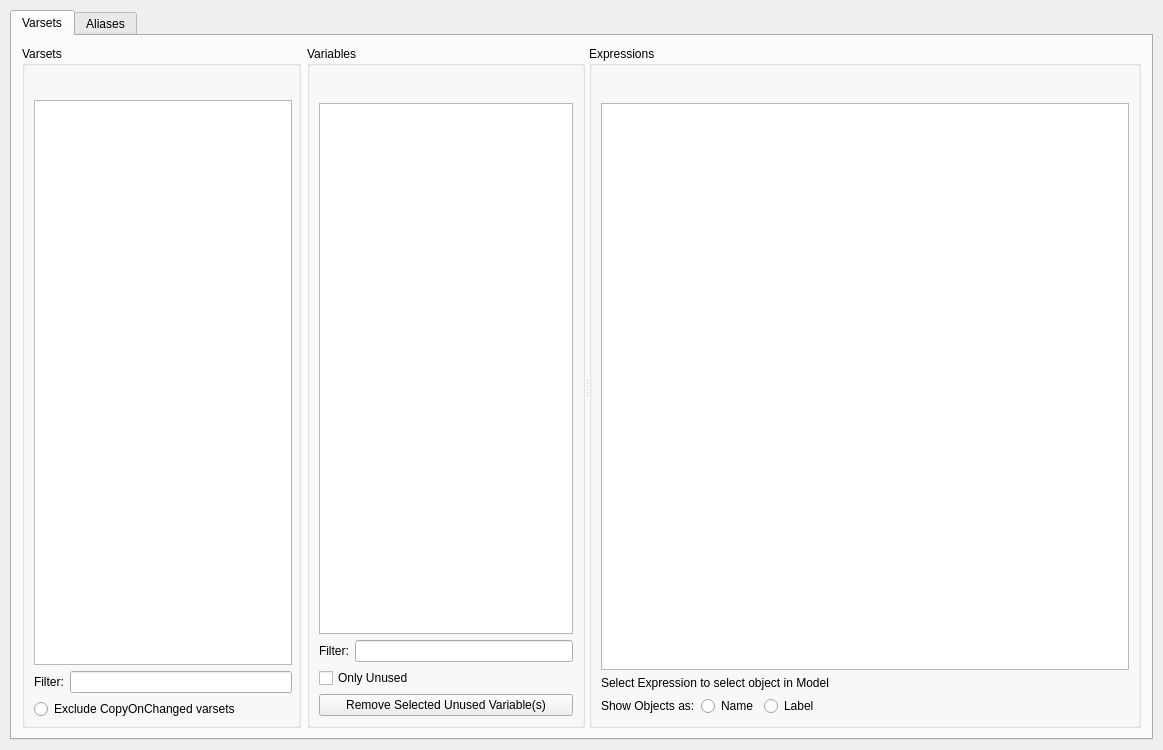
Old version of the form freecad/datamanager_wb/resources/ui/main_panel.ui in the repository royw/freecad_datamanager_workbench.
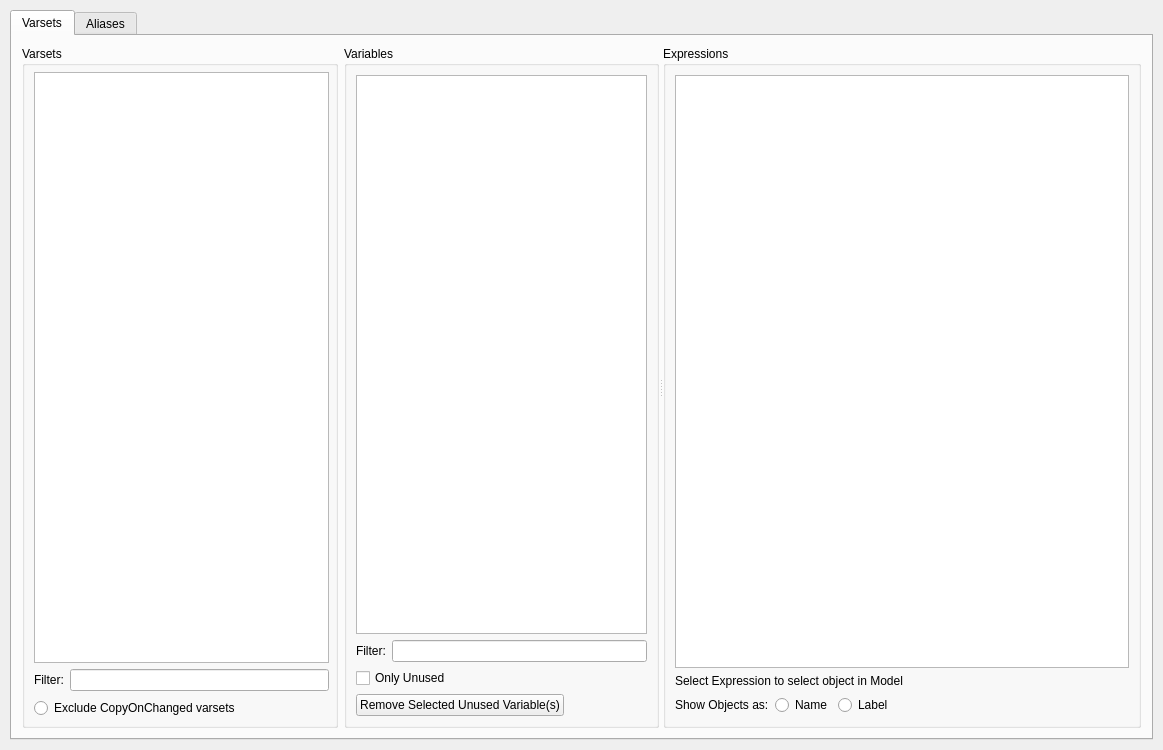
New version of the form.

Commit message: UI: move copy buttons to group bottom-right

Diff of the .ui file:
```diff
--- a/freecad/datamanager_wb/resources/ui/main_panel.ui
+++ b/freecad/datamanager_wb/resources/ui/main_panel.ui
@@ -91,39 +91,6 @@
               <property name="bottomMargin">
                <number>6</number>
               </property>
-              <item>
-               <layout class="QHBoxLayout" name="horizontalLayout_copy_varsets">
-                <item>
-                 <spacer name="horizontalSpacer_copy_varsets">
-                  <property name="orientation">
-                   <enum>Qt::Orientation::Horizontal</enum>
-                  </property>
-                  <property name="sizeHint" stdset="0">
-                   <size>
-                    <width>40</width>
-                    <height>20</height>
-                   </size>
-                  </property>
-                 </spacer>
-                </item>
-                <item>
-                 <widget class="QPushButton" name="copyAvailableVarsetsPushButton">
-                  <property name="enabled">
-                   <bool>false</bool>
-                  </property>
-                  <property name="toolTip">
-                   <string>Copy</string>
-                  </property>
-                  <property name="text">
-                   <string/>
-                  </property>
-                  <property name="flat">
-                   <bool>true</bool>
-                  </property>
-                 </widget>
-                </item>
-               </layout>
-              </item>
               <item>
                <widget class="QListWidget" name="avaliableVarsetsListWidget">
                 <property name="sizePolicy">
@@ -149,11 +116,44 @@
                </layout>
               </item>
               <item>
-               <widget class="QRadioButton" name="avaliableVarsetsExcludeClonesRadioButton">
-                <property name="text">
-                 <string>Exclude CopyOnChanged varsets</string>
-                </property>
-               </widget>
+               <layout class="QHBoxLayout" name="horizontalLayout_copy_varsets">
+                <item>
+                 <widget class="QRadioButton" name="avaliableVarsetsExcludeClonesRadioButton">
+                  <property name="text">
+                   <string>Exclude CopyOnChanged varsets</string>
+                  </property>
+                 </widget>
+                </item>
+                <item>
+                 <spacer name="horizontalSpacer_copy_varsets">
+                  <property name="orientation">
+                   <enum>Qt::Orientation::Horizontal</enum>
+                  </property>
+                  <property name="sizeHint" stdset="0">
+                   <size>
+                    <width>40</width>
+                    <height>20</height>
+                   </size>
+                  </property>
+                 </spacer>
+                </item>
+                <item>
+                 <widget class="QPushButton" name="copyAvailableVarsetsPushButton">
+                  <property name="enabled">
+                   <bool>false</bool>
+                  </property>
+                  <property name="toolTip">
+                   <string>Copy</string>
+                  </property>
+                  <property name="text">
+                   <string/>
+                  </property>
+                  <property name="flat">
+                   <bool>true</bool>
+                  </property>
+                 </widget>
+                </item>
+               </layout>
               </item>
              </layout>
             </widget>
@@ -170,39 +170,6 @@
               <string>Variables</string>
              </property>
              <layout class="QVBoxLayout" name="verticalLayout_2">
-              <item>
-               <layout class="QHBoxLayout" name="horizontalLayout_copy_variables">
-                <item>
-                 <spacer name="horizontalSpacer_copy_variables">
-                  <property name="orientation">
-                   <enum>Qt::Orientation::Horizontal</enum>
-                  </property>
-                  <property name="sizeHint" stdset="0">
-                   <size>
-                    <width>40</width>
-                    <height>20</height>
-                   </size>
-                  </property>
-                 </spacer>
-                </item>
-                <item>
-                 <widget class="QPushButton" name="copyVarsetVariablesPushButton">
-                  <property name="enabled">
-                   <bool>false</bool>
-                  </property>
-                  <property name="toolTip">
-                   <string>Copy</string>
-                  </property>
-                  <property name="text">
-                   <string/>
-                  </property>
-                  <property name="flat">
-                   <bool>true</bool>
-                  </property>
-                 </widget>
-                </item>
-               </layout>
-              </item>
               <item>
                <widget class="QListWidget" name="varsetVariableNamesListWidget"/>
               </item>
@@ -228,11 +195,44 @@
                </widget>
               </item>
               <item>
-               <widget class="QPushButton" name="removeUnusedVariablesPushButton">
-                <property name="text">
-                 <string>Remove Selected Unused Variable(s)</string>
-                </property>
-               </widget>
+               <layout class="QHBoxLayout" name="horizontalLayout_copy_variables">
+                <item>
+                 <widget class="QPushButton" name="removeUnusedVariablesPushButton">
+                  <property name="text">
+                   <string>Remove Selected Unused Variable(s)</string>
+                  </property>
+                 </widget>
+                </item>
+                <item>
+                 <spacer name="horizontalSpacer_copy_variables">
+                  <property name="orientation">
+                   <enum>Qt::Orientation::Horizontal</enum>
+                  </property>
+                  <property name="sizeHint" stdset="0">
+                   <size>
+                    <width>40</width>
+                    <height>20</height>
+                   </size>
+                  </property>
+                 </spacer>
+                </item>
+                <item>
+                 <widget class="QPushButton" name="copyVarsetVariablesPushButton">
+                  <property name="enabled">
+                   <bool>false</bool>
+                  </property>
+                  <property name="toolTip">
+                   <string>Copy</string>
+                  </property>
+                  <property name="text">
+                   <string/>
+                  </property>
+                  <property name="flat">
+                   <bool>true</bool>
+                  </property>
+                 </widget>
+                </item>
+               </layout>
               </item>
              </layout>
             </widget>
@@ -250,39 +250,6 @@
            <string>Expressions</string>
           </property>
           <layout class="QVBoxLayout" name="verticalLayout_3">
-           <item>
-            <layout class="QHBoxLayout" name="horizontalLayout_copy_varset_expressions">
-             <item>
-              <spacer name="horizontalSpacer_copy_varset_expressions">
-               <property name="orientation">
-                <enum>Qt::Orientation::Horizontal</enum>
-               </property>
-               <property name="sizeHint" stdset="0">
-                <size>
-                 <width>40</width>
-                 <height>20</height>
-                </size>
-               </property>
-              </spacer>
-             </item>
-             <item>
-              <widget class="QPushButton" name="copyVarsetExpressionsPushButton">
-               <property name="enabled">
-                <bool>false</bool>
-               </property>
-               <property name="toolTip">
-                <string>Copy</string>
-               </property>
-               <property name="text">
-                <string/>
-               </property>
-               <property name="flat">
-                <bool>true</bool>
-               </property>
-              </widget>
-             </item>
-            </layout>
-           </item>
            <item>
             <widget class="QListWidget" name="varsetExpressionsListWidget">
              <property name="sizePolicy">
@@ -336,6 +303,22 @@
                </property>
               </spacer>
              </item>
+             <item>
+              <widget class="QPushButton" name="copyVarsetExpressionsPushButton">
+               <property name="enabled">
+                <bool>false</bool>
+               </property>
+               <property name="toolTip">
+                <string>Copy</string>
+               </property>
+               <property name="text">
+                <string/>
+               </property>
+               <property name="flat">
+                <bool>true</bool>
+               </property>
+              </widget>
+             </item>
             </layout>
            </item>
           </layout>
```
Left out of the diff: 201 changed lines with no effect on the pictures.
